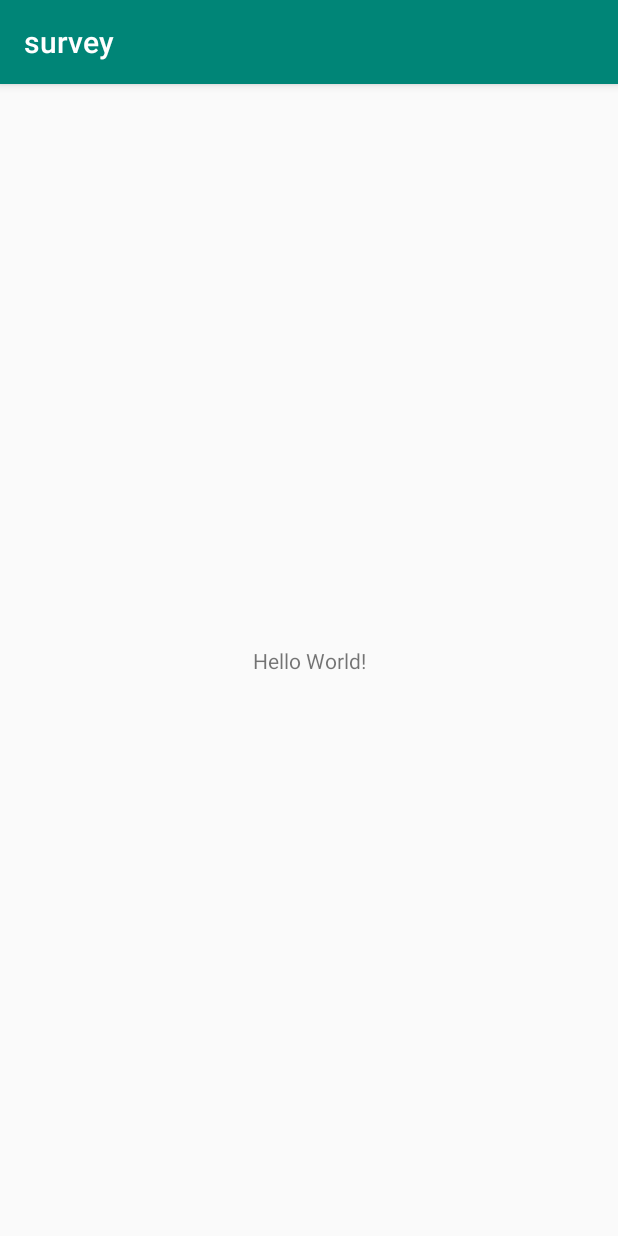
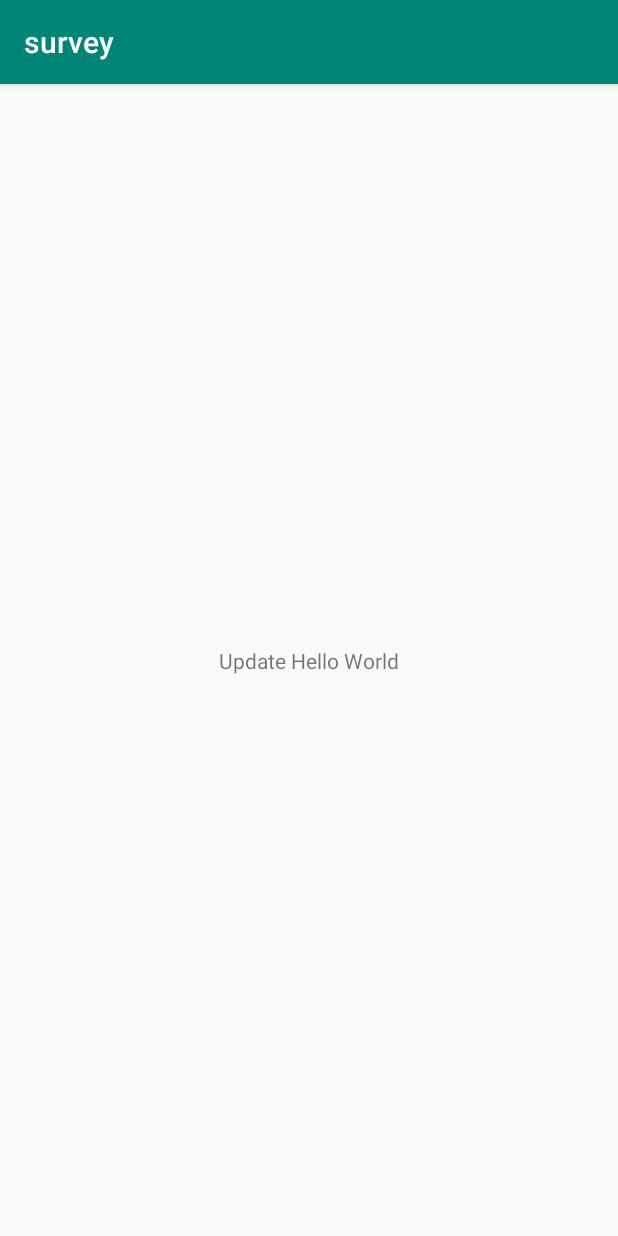
Before and after one commit to NotTheAniket/survey-app, an Android app: the screen it shows after launch (MainActivity), on a phone screen of 412 x 824 dp. Run offline under Robolectric (Android 15) with nearby library versions, the phone set to English and light mode, and no system bars.

```diff
--- a/app/src/main/AndroidManifest.xml
+++ b/app/src/main/AndroidManifest.xml
@@ -9,6 +9,7 @@
         android:roundIcon="@mipmap/ic_launcher_round"
         android:supportsRtl="true"
         android:theme="@style/AppTheme">
+        <activity android:name=".activities.SplashActivity"></activity>
         <activity android:name=".MainActivity">
             <intent-filter>
                 <action android:name="android.intent.action.MAIN" />
--- a/app/src/main/res/layout/activity_main.xml
+++ b/app/src/main/res/layout/activity_main.xml
@@ -9,7 +9,7 @@
     <TextView
         android:layout_width="wrap_content"
         android:layout_height="wrap_content"
-        android:text="Hello World!"
+        android:text="Update Hello World"
         app:layout_constraintBottom_toBottomOf="parent"
         app:layout_constraintLeft_toLeftOf="parent"
         app:layout_constraintRight_toRightOf="parent"
```
Also changed, not shown: app/src/main/java/com/netlify/helloapp/survey/activities/SplashActivity.java (added, +15 -0 lines), app/src/main/res/layout/activity_splash.xml (added, +9 -0 lines).
